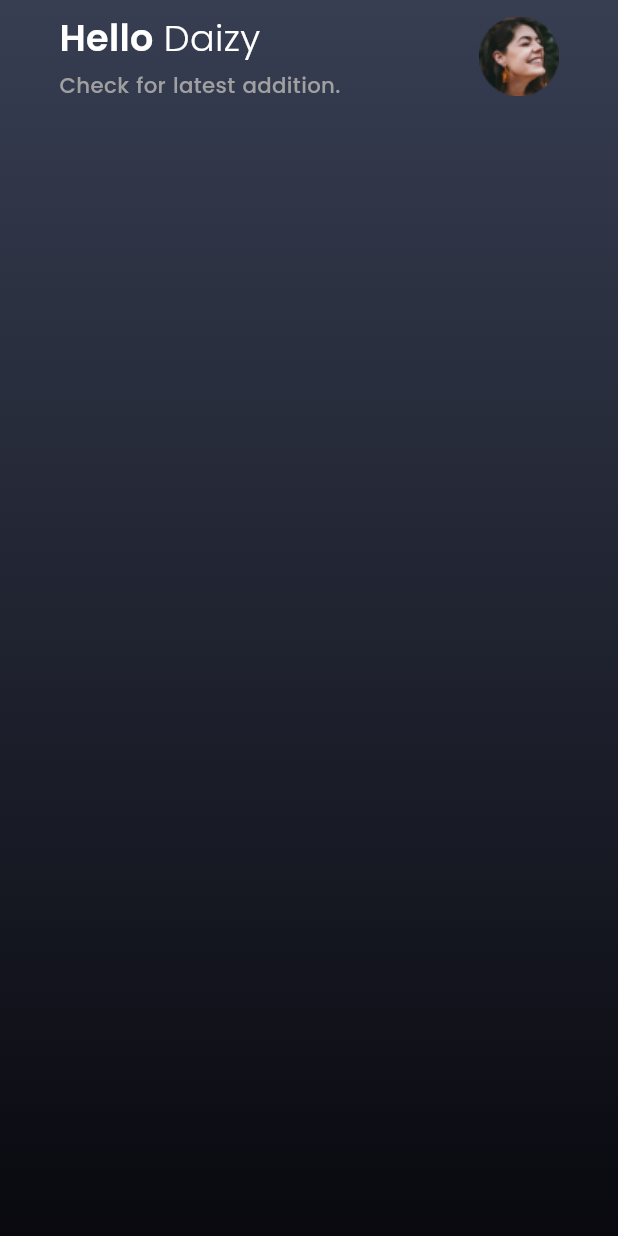
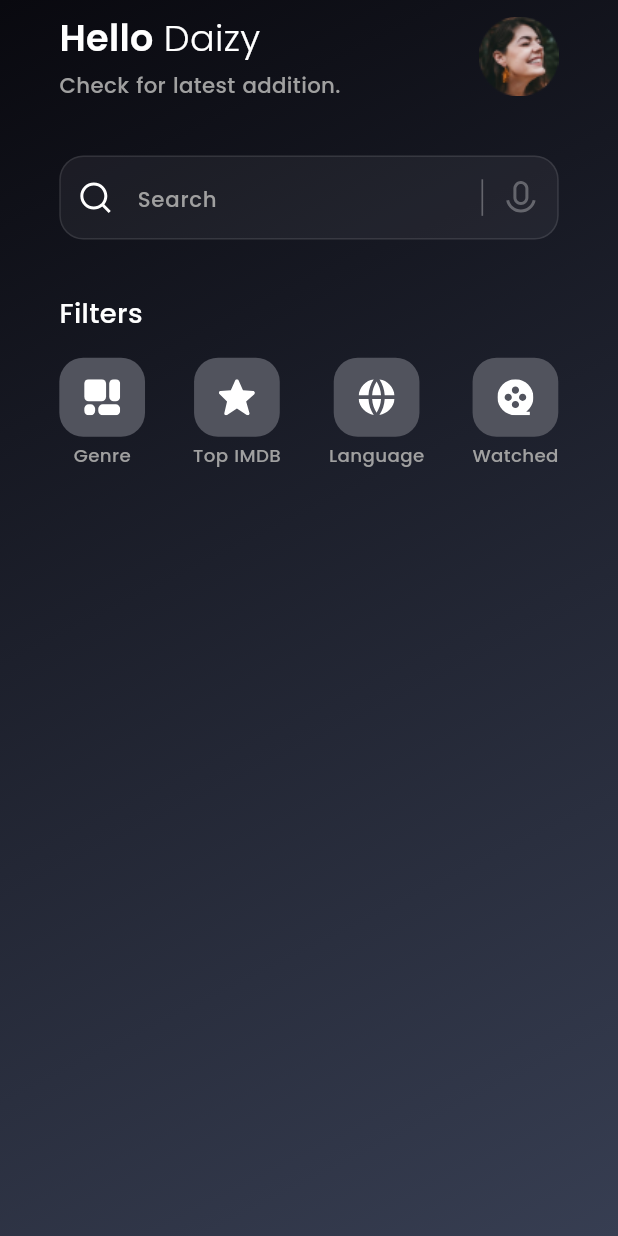
Before and after one commit to hashimsaffarini/Intersect_Task, a Flutter app: the screen it shows after launch, on a phone screen of 412 x 824 dp. Run offline on Flutter 3.47's test engine with Material 3 defaults, Android fonts, the phone set to English and light mode, and no system bars; our stand-ins replace flutter_screenutil, flutter_svg.

Commit message:
- finish UI of search home bar - finish UI of Filters list view - add svgs images - refactor home screen body code

```diff
--- a/lib/core/theming/app_images.dart
+++ b/lib/core/theming/app_images.dart
@@ -2,7 +2,31 @@
 class Assets {
   Assets._();
 
+  /// Assets for imagesGeneral
+  /// assets/images/general.svg
+  static const String imagesGeneral = "assets/images/general.svg";
+
+  /// Assets for imagesLanguage
+  /// assets/images/language.svg
+  static const String imagesLanguage = "assets/images/language.svg";
+
+  /// Assets for imagesMicrophone
+  /// assets/images/microphone.svg
+  static const String imagesMicrophone = "assets/images/microphone.svg";
+
   /// Assets for imagesProfileImage
   /// assets/images/profile_image.png
   static const String imagesProfileImage = "assets/images/profile_image.png";
+
+  /// Assets for imagesSearch
+  /// assets/images/search.svg
+  static const String imagesSearch = "assets/images/search.svg";
+
+  /// Assets for imagesTop
+  /// assets/images/top.svg
+  static const String imagesTop = "assets/images/top.svg";
+
+  /// Assets for imagesWatched
+  /// assets/images/watched.svg
+  static const String imagesWatched = "assets/images/watched.svg";
 }
--- a/lib/core/theming/app_styles.dart
+++ b/lib/core/theming/app_styles.dart
@@ -14,4 +14,12 @@ class AppStyles {
     fontWeight: FontWeight.w500,
     fontSize: 14.sp,
   );
+  static TextStyle medium18 = TextStyle(
+    fontWeight: FontWeight.w500,
+    fontSize: 18.sp,
+  );
+  static TextStyle medium12 = TextStyle(
+    fontWeight: FontWeight.w500,
+    fontSize: 12.sp,
+  );
 }
--- /dev/null
+++ b/lib/features/home/data/models/filter_item_model.dart
@@ -0,0 +1,15 @@
+import 'package:intersect_task/core/theming/app_images.dart';
+
+class FilterItemModel {
+  final String image;
+  final String title;
+
+  FilterItemModel({required this.image, required this.title});
+}
+
+List<FilterItemModel> filterItems = [
+  FilterItemModel(image: Assets.imagesGeneral, title: 'Genre'),
+  FilterItemModel(image: Assets.imagesTop, title: 'Top IMDB'),
+  FilterItemModel(image: Assets.imagesLanguage, title: 'Language'),
+  FilterItemModel(image: Assets.imagesWatched, title: 'Watched'),
+];
--- a/lib/features/home/ui/home_screen.dart
+++ b/lib/features/home/ui/home_screen.dart
@@ -1,41 +1,13 @@
 import 'package:flutter/material.dart';
-import 'package:flutter_screenutil/flutter_screenutil.dart';
-import 'package:intersect_task/core/helpers/spaces.dart';
-import 'package:intersect_task/core/theming/app_colors.dart';
-import 'package:intersect_task/features/home/ui/widgets/custom_home_app_bar.dart';
+import 'package:intersect_task/features/home/ui/widgets/home_screen_body.dart';
 
 class HomeScreen extends StatelessWidget {
   const HomeScreen({super.key});
   static const String routeName = 'home';
   @override
   Widget build(BuildContext context) {
-    return Scaffold(
-      body: Container(
-        width: double.infinity,
-        height: double.infinity,
-        decoration: const BoxDecoration(
-          gradient: LinearGradient(
-            begin: Alignment.topCenter,
-            end: Alignment.bottomCenter,
-            colors: [
-              Color(0xff373E52),
-              AppColors.primaryColor,
-            ],
-          ),
-        ),
-        child: Padding(
-          padding: EdgeInsets.symmetric(horizontal: 36.w),
-          child: SafeArea(
-            child: Column(
-              children: [
-                verticalSpace(8),
-                const CustomHomeAppBar(),
-                verticalSpace(36),
-              ],
-            ),
-          ),
-        ),
-      ),
+    return const Scaffold(
+      body: HomeScreenBody(),
     );
   }
 }
--- /dev/null
+++ b/lib/features/home/ui/widgets/filter_list_view_item.dart
@@ -0,0 +1,39 @@
+import 'package:flutter/material.dart';
+import 'package:flutter_screenutil/flutter_screenutil.dart';
+import 'package:flutter_svg/svg.dart';
+import 'package:intersect_task/core/helpers/spaces.dart';
+import 'package:intersect_task/core/theming/app_styles.dart';
+import 'package:intersect_task/features/home/data/models/filter_item_model.dart';
+
+class FilterListViewItem extends StatelessWidget {
+  const FilterListViewItem({super.key, required this.item});
+  final FilterItemModel item;
+  @override
+  Widget build(BuildContext context) {
+    return Column(
+      children: [
+        Container(
+          height: 52.h,
+          width: 52.w,
+          decoration: BoxDecoration(
+            color: const Color(0xff51535D),
+            borderRadius: BorderRadius.circular(16),
+          ),
+          child: Center(
+            child: SvgPicture.asset(
+              item.image,
+              fit: BoxFit.scaleDown,
+            ),
+          ),
+        ),
+        verticalSpace(4),
+        Text(
+          item.title,
+          style: AppStyles.medium12.copyWith(
+            color: const Color(0xffA0A0A0),
+          ),
+        ),
+      ],
+    );
+  }
+}
--- /dev/null
+++ b/lib/features/home/ui/widgets/filters_list_view.dart
@@ -0,0 +1,20 @@
+import 'package:flutter/material.dart';
+import 'package:intersect_task/features/home/data/models/filter_item_model.dart';
+import 'package:intersect_task/features/home/ui/widgets/filter_list_view_item.dart';
+
+class FiltersListView extends StatelessWidget {
+  const FiltersListView({super.key});
+
+  @override
+  Widget build(BuildContext context) {
+    return Row(
+      mainAxisAlignment: MainAxisAlignment.spaceBetween,
+      children: List.generate(
+        filterItems.length,
+        (index) => FilterListViewItem(
+          item: filterItems[index],
+        ),
+      ),
+    );
+  }
+}
--- /dev/null
+++ b/lib/features/home/ui/widgets/home_screen_body.dart
@@ -0,0 +1,56 @@
+import 'package:flutter/material.dart';
+import 'package:flutter_screenutil/flutter_screenutil.dart';
+import 'package:intersect_task/core/helpers/spaces.dart';
+import 'package:intersect_task/core/theming/app_colors.dart';
+import 'package:intersect_task/core/theming/app_styles.dart';
+import 'package:intersect_task/features/home/ui/widgets/custom_home_app_bar.dart';
+import 'package:intersect_task/features/home/ui/widgets/filters_list_view.dart';
+import 'package:intersect_task/features/home/ui/widgets/search_home_bar.dart';
+
+class HomeScreenBody extends StatelessWidget {
+  const HomeScreenBody({
+    super.key,
+  });
+
+  @override
+  Widget build(BuildContext context) {
+    return Container(
+      width: double.infinity,
+      height: double.infinity,
+      decoration: const BoxDecoration(
+        gradient: LinearGradient(
+          begin: Alignment.topLeft,
+          end: Alignment.bottomRight,
+          colors: [
+            AppColors.primaryColor,
+            Color(0xff373E52),
+          ],
+        ),
+      ),
+      child: Padding(
+        padding: EdgeInsets.symmetric(horizontal: 36.w),
+        child: SafeArea(
+          child: Column(
+            crossAxisAlignment: CrossAxisAlignment.start,
+            children: [
+              verticalSpace(8),
+              const CustomHomeAppBar(),
+              verticalSpace(36),
+              const SearchHomeBar(),
+              verticalSpace(36),
+              Text(
+                'Filters',
+                style: AppStyles.medium18.copyWith(
+                  color: Colors.white,
+                ),
+              ),
+              verticalSpace(16),
+              const FiltersListView(),
+              verticalSpace(36),
+            ],
+          ),
+        ),
+      ),
+    );
+  }
+}
--- /dev/null
+++ b/lib/features/home/ui/widgets/search_home_bar.dart
@@ -0,0 +1,60 @@
+import 'package:flutter/material.dart';
+import 'package:flutter_screenutil/flutter_screenutil.dart';
+import 'package:flutter_svg/svg.dart';
+import 'package:intersect_task/core/helpers/spaces.dart';
+import 'package:intersect_task/core/theming/app_images.dart';
+import 'package:intersect_task/core/theming/app_styles.dart';
+
+class SearchHomeBar extends StatelessWidget {
+  const SearchHomeBar({super.key});
+
+  @override
+  Widget build(BuildContext context) {
+    return TextField(
+      cursorColor: Colors.white,
+      decoration: InputDecoration(
+        filled: true,
+        fillColor: const Color(0xff767680).withOpacity(0.12),
+        hintText: 'Search',
+        hintStyle: AppStyles.medium14.copyWith(
+          color: const Color(0xffA0A0A0),
+        ),
+        prefixIcon: SvgPicture.asset(
+          Assets.imagesSearch,
+          fit: BoxFit.scaleDown,
+        ),
+        suffixIcon: SizedBox(
+          width: 80.w,
+          child: Row(
+            mainAxisAlignment: MainAxisAlignment.end,
+            children: [
+              Container(
+                width: 1.w,
+                height: 24.h,
+                color: Colors.white.withOpacity(0.3),
+              ),
+              horizontalSpace(12),
+              SvgPicture.asset(
+                Assets.imagesMicrophone,
+                fit: BoxFit.scaleDown,
+              ),
+              horizontalSpace(12),
+            ],
+          ),
+        ),
+        border: buildOutLineInputBorder(),
+        focusedBorder: buildOutLineInputBorder(),
+        enabledBorder: buildOutLineInputBorder(),
+      ),
+    );
+  }
+}
+
+OutlineInputBorder buildOutLineInputBorder() {
+  return OutlineInputBorder(
+    borderRadius: BorderRadius.circular(16),
+    borderSide: BorderSide(
+      color: Colors.white.withOpacity(0.1),
+    ),
+  );
+}
```
Also changed, not shown: assets/images/general.svg (added), assets/images/language.svg (added), assets/images/microphone.svg (added), assets/images/search.svg (added), assets/images/top.svg (added), assets/images/watched.svg (added).
